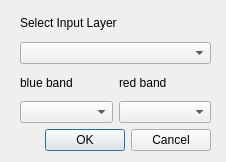
Qt form dehazeimage/Ui_DeHazeImage.ui (marxt/dehaze-qgis-plugin) before a commit.
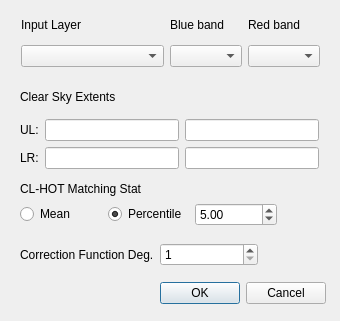
The same form after that commit.

Commit message: modified dialog, added mean, percentile, function

```diff
--- a/dehazeimage/Ui_DeHazeImage.ui
+++ b/dehazeimage/Ui_DeHazeImage.ui
@@ -6,29 +6,105 @@
    <rect>
     <x>0</x>
     <y>0</y>
-    <width>226</width>
-    <height>162</height>
+    <width>340</width>
+    <height>321</height>
    </rect>
   </property>
   <property name="windowTitle">
    <string>DeHazeImage</string>
   </property>
-  <widget class="QWidget" name="">
+  <property name="modal">
+   <bool>false</bool>
+  </property>
+  <widget class="QDialogButtonBox" name="buttonBox">
+   <property name="geometry">
+    <rect>
+     <x>150</x>
+     <y>280</y>
+     <width>176</width>
+     <height>27</height>
+    </rect>
+   </property>
+   <property name="orientation">
+    <enum>Qt::Horizontal</enum>
+   </property>
+   <property name="standardButtons">
+    <set>QDialogButtonBox::Cancel|QDialogButtonBox::Ok</set>
+   </property>
+  </widget>
+  <widget class="QWidget" name="layoutWidget">
    <property name="geometry">
     <rect>
      <x>20</x>
-     <y>10</y>
-     <width>191</width>
-     <height>141</height>
+     <y>80</y>
+     <width>299</width>
+     <height>89</height>
     </rect>
    </property>
-   <layout class="QVBoxLayout" name="verticalLayout_4">
+   <layout class="QVBoxLayout" name="verticalLayout_5">
+    <item>
+     <widget class="QLabel" name="labelExtents">
+      <property name="text">
+       <string>Clear Sky Extents</string>
+      </property>
+     </widget>
+    </item>
+    <item>
+     <layout class="QHBoxLayout" name="horizontalLayout_2">
+      <item>
+       <layout class="QVBoxLayout" name="verticalLayout_4">
+        <item>
+         <widget class="QLabel" name="label">
+          <property name="text">
+           <string>UL:</string>
+          </property>
+         </widget>
+        </item>
+        <item>
+         <widget class="QLabel" name="label_2">
+          <property name="text">
+           <string>LR:</string>
+          </property>
+         </widget>
+        </item>
+       </layout>
+      </item>
+      <item>
+       <layout class="QGridLayout" name="gridLayout">
+        <item row="0" column="0">
+         <widget class="QLineEdit" name="lineEditMinX"/>
+        </item>
+        <item row="1" column="1">
+         <widget class="QLineEdit" name="lineEditMinY"/>
+        </item>
+        <item row="1" column="0">
+         <widget class="QLineEdit" name="lineEditMaxX"/>
+        </item>
+        <item row="0" column="1">
+         <widget class="QLineEdit" name="lineEditMaxY"/>
+        </item>
+       </layout>
+      </item>
+     </layout>
+    </item>
+   </layout>
+  </widget>
+  <widget class="QWidget" name="layoutWidget">
+   <property name="geometry">
+    <rect>
+     <x>21</x>
+     <y>11</y>
+     <width>299</width>
+     <height>56</height>
+    </rect>
+   </property>
+   <layout class="QHBoxLayout" name="horizontalLayout_3">
     <item>
      <layout class="QVBoxLayout" name="verticalLayout_3">
       <item>
        <widget class="QLabel" name="layerLabel">
         <property name="text">
-         <string>Select Input Layer</string>
+         <string>Input Layer</string>
         </property>
        </widget>
       </item>
@@ -44,7 +120,7 @@
         <item>
          <widget class="QLabel" name="labelBlueBand">
           <property name="text">
-           <string>blue band</string>
+           <string>Blue band</string>
           </property>
          </widget>
         </item>
@@ -58,7 +134,7 @@
         <item>
          <widget class="QLabel" name="labelRedBand">
           <property name="text">
-           <string>red band</string>
+           <string>Red band</string>
           </property>
          </widget>
         </item>
@@ -69,27 +145,92 @@
       </item>
      </layout>
     </item>
+   </layout>
+  </widget>
+  <widget class="QLabel" name="label_5">
+   <property name="geometry">
+    <rect>
+     <x>20</x>
+     <y>180</y>
+     <width>161</width>
+     <height>17</height>
+    </rect>
+   </property>
+   <property name="text">
+    <string>CL-HOT Matching Stat</string>
+   </property>
+  </widget>
+  <widget class="QWidget" name="layoutWidget">
+   <property name="geometry">
+    <rect>
+     <x>20</x>
+     <y>240</y>
+     <width>238</width>
+     <height>29</height>
+    </rect>
+   </property>
+   <layout class="QHBoxLayout" name="horizontalLayout_4">
     <item>
-     <widget class="QDialogButtonBox" name="buttonBox">
-      <property name="orientation">
-       <enum>Qt::Horizontal</enum>
+     <widget class="QLabel" name="label_3">
+      <property name="text">
+       <string>Correction Function Deg.</string>
       </property>
-      <property name="standardButtons">
-       <set>QDialogButtonBox::Cancel|QDialogButtonBox::Ok</set>
+     </widget>
+    </item>
+    <item>
+     <widget class="QSpinBox" name="spinBoxPolyDeg">
+      <property name="whatsThis">
+       <string>Degree of Correction Function. e.g. 1 -&gt; linear</string>
       </property>
+      <property name="minimum">
+       <number>1</number>
+      </property>
+      <property name="maximum">
+       <number>30</number>
+      </property>
      </widget>
     </item>
    </layout>
   </widget>
-  <zorder>buttonBox</zorder>
-  <zorder>blueComboBox</zorder>
-  <zorder>redComboBox</zorder>
-  <zorder>labelBlueBand</zorder>
-  <zorder>labelRedBand</zorder>
-  <zorder>toolButton</zorder>
-  <zorder>layerComboBox</zorder>
-  <zorder>layerLabel</zorder>
-  <zorder></zorder>
+  <widget class="QWidget" name="layoutWidget">
+   <property name="geometry">
+    <rect>
+     <x>20</x>
+     <y>200</y>
+     <width>257</width>
+     <height>29</height>
+    </rect>
+   </property>
+   <layout class="QHBoxLayout" name="horizontalLayout_5">
+    <item>
+     <widget class="QRadioButton" name="radioButtonMean">
+      <property name="text">
+       <string>Mean</string>
+      </property>
+     </widget>
+    </item>
+    <item>
+     <widget class="QRadioButton" name="radioButtonPercentile">
+      <property name="text">
+       <string>Percentile</string>
+      </property>
+      <property name="checked">
+       <bool>true</bool>
+      </property>
+     </widget>
+    </item>
+    <item>
+     <widget class="QDoubleSpinBox" name="doubleSpinPerc">
+      <property name="maximum">
+       <double>100.000000000000000</double>
+      </property>
+      <property name="value">
+       <double>5.000000000000000</double>
+      </property>
+     </widget>
+    </item>
+   </layout>
+  </widget>
  </widget>
  <resources/>
  <connections>
```
Left out of the diff: 6 changed lines with no effect on the pictures. The commit also changes 3 other files.
